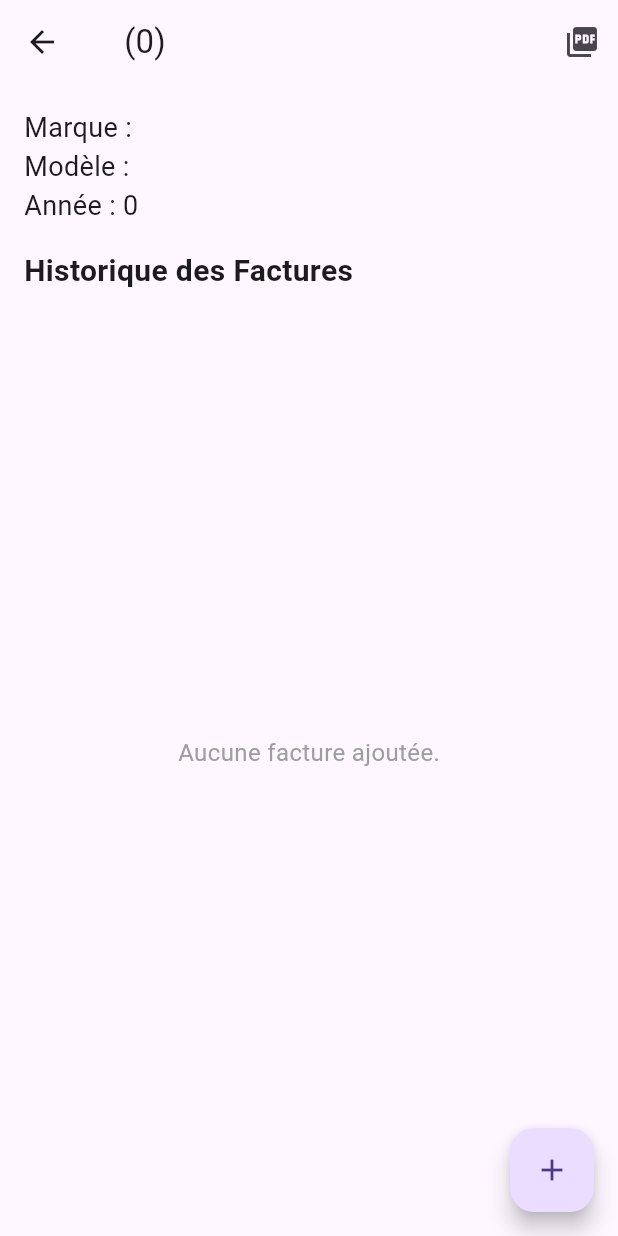
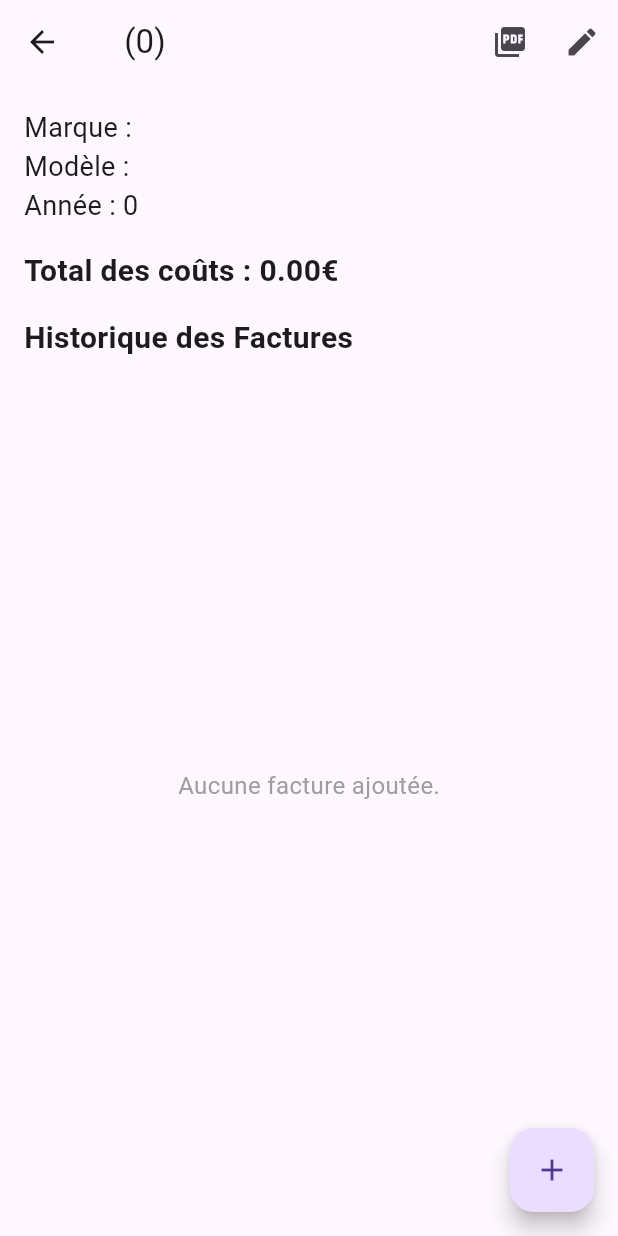
Before and after one commit to charlesmestdag/mobile, a Flutter app: the VehicleDetailScreen screen opened directly with empty values, on a phone screen of 412 x 824 dp. Run offline on Flutter 3.47's test engine with Material 3 defaults, Android fonts, the light colour scheme and no system bars; our stand-ins replace bloc, cloud_firestore, equatable, firebase_auth, firebase_core, flutter_bloc and 5 more; accounts and stored records are empty.

Commit message:
Total des coût en fixe pour BMW user guillaume

```diff
--- a/lib/blocs/vehicle/vehicle_event.dart
+++ b/lib/blocs/vehicle/vehicle_event.dart
@@ -59,3 +59,12 @@ class LoadPlannings extends VehicleEvent {
   @override
   List<Object?> get props => [vehicleId];
 }
+
+class UpdateExpense extends VehicleEvent {
+  final Expense expense;
+
+  const UpdateExpense(this.expense);
+
+  @override
+  List<Object?> get props => [expense];
+}
--- a/lib/blocs/vehicle/vehicle_state.dart
+++ b/lib/blocs/vehicle/vehicle_state.dart
@@ -24,9 +24,17 @@ class VehicleLoaded extends VehicleState {
     required this.plannings,
   });
 
+  double totalCost(String vehicleId) {
+    final vehicleExpenses = expenses[vehicleId] ?? [];
+    return vehicleExpenses.fold(0.0, (sum, expense) => sum + expense.cost);
+  }
+
   @override
   List<Object?> get props => [vehicles, expenses, plannings];
 }
+
+
+
 
 class VehicleError extends VehicleState {
   final String error;
--- a/lib/screens/vehicle_detail_screen.dart
+++ b/lib/screens/vehicle_detail_screen.dart
@@ -58,6 +58,7 @@ class VehicleDetailScreen extends StatelessWidget {
     await generatePdf(context, vehicle, expenses);
   }
 
+
   @override
   Widget build(BuildContext context) {
     return Scaffold(
@@ -71,7 +72,6 @@ class VehicleDetailScreen extends StatelessWidget {
                 onPressed: () {
                   if (state is VehicleLoaded) {
                     final expenses = state.expenses[vehicle.id] ?? [];
-                    print("Exporter en PDF - Nombre de dépenses: ${expenses.length}");
                     _exportPdf(context, expenses);
                   } else {
                     ScaffoldMessenger.of(context).showSnackBar(
@@ -80,9 +80,19 @@ class VehicleDetailScreen extends StatelessWidget {
                   }
                 },
                 tooltip: 'Exporter en PDF',
-
               );
             },
+          ),
+          IconButton(
+            icon: const Icon(Icons.edit),
+            onPressed: () {
+              Navigator.of(context).push(
+                MaterialPageRoute(
+                  builder: (_) => EditVehicleScreen(vehicle: vehicle),
+                ),
+              );
+            },
+            tooltip: 'Modifier les informations du véhicule',
           ),
         ],
       ),
@@ -90,7 +100,7 @@ class VehicleDetailScreen extends StatelessWidget {
         builder: (context, state) {
           if (state is VehicleLoaded) {
             final expenses = state.expenses[vehicle.id] ?? [];
-            print("Affichage des dépenses pour le véhicule ID: ${vehicle.id}, Nombre de dépenses: ${expenses.length}");
+            final totalCost = state.totalCost("Bu5KZGg1ZSh2ATRqUasj"); // Calcule le total ici
 
             return Padding(
               padding: const EdgeInsets.all(16.0),
@@ -101,9 +111,14 @@ class VehicleDetailScreen extends StatelessWidget {
                   Text('Modèle : ${vehicle.modele}', style: const TextStyle(fontSize: 18)),
                   Text('Année : ${vehicle.annee}', style: const TextStyle(fontSize: 18)),
                   const SizedBox(height: 16),
-                  const Text(
+                  Text(
+                    'Total des coûts : ${totalCost.toStringAsFixed(2)}€', // Affiche le total
+                    style: const TextStyle(fontSize: 20, fontWeight: FontWeight.bold),
+                  ),
+                  const SizedBox(height: 16),
+                  Text(
                     'Historique des Factures',
-                    style: TextStyle(fontSize: 20, fontWeight: FontWeight.bold),
+                    style: const TextStyle(fontSize: 20, fontWeight: FontWeight.bold),
                   ),
                   Expanded(
                     child: expenses.isEmpty
@@ -117,7 +132,6 @@ class VehicleDetailScreen extends StatelessWidget {
                       itemCount: expenses.length,
                       itemBuilder: (context, index) {
                         final expense = expenses[index];
-                        print("Affichage dépense: ${expense.type}, Coût: ${expense.cost}, Date: ${expense.date}");
                         return Card(
                           shape: RoundedRectangleBorder(
                             borderRadius: BorderRadius.circular(10.0),
```
Also changed, not shown: lib/blocs/vehicle/vehicle_bloc.dart (+16 -0 lines), lib/repositories/vehicle_repository.dart (+17 -0 lines), lib/screens/expense_detail_screen.dart (+68 -28 lines).
